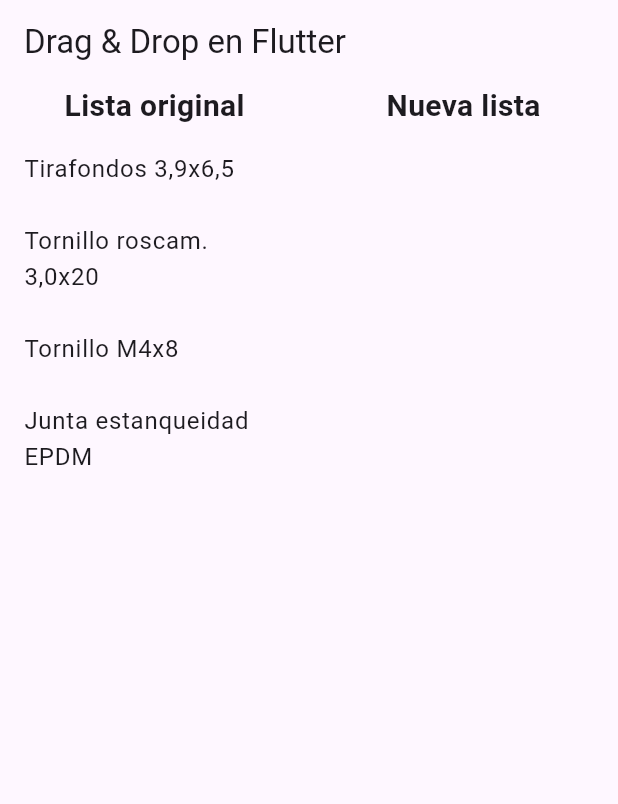
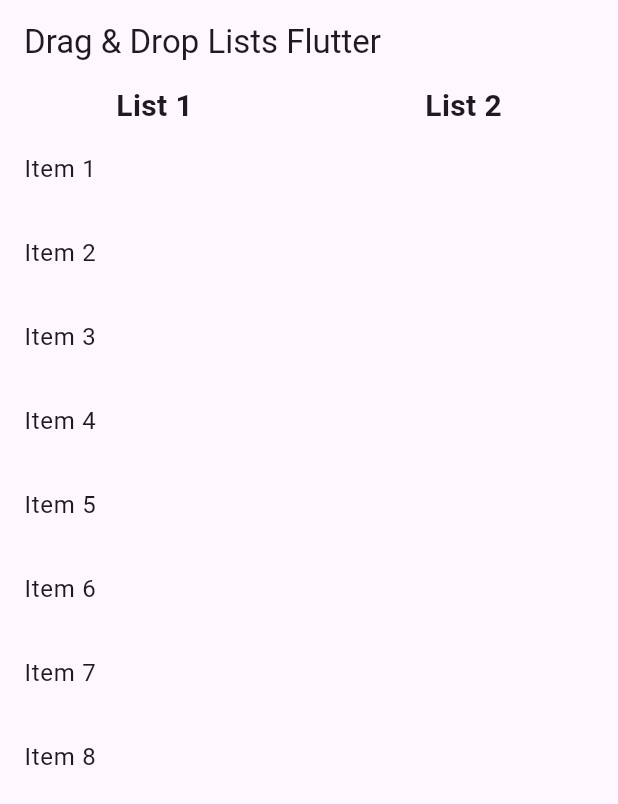
Before and after one commit to sergiofdezp/drag_drop_reorderable_lists, a Flutter app: the screen it shows after launch, on a phone screen of 412 x 824 dp. Shown: the top 804 px of the screen. Run offline on Flutter 3.47's test engine with Material 3 defaults, Android fonts, the phone set to English and light mode, and no system bars.

Commit message:
Corrections to duplication of elements in the lists, definition of colors and item pos destination indicator

```diff
--- a/lib/main.dart
+++ b/lib/main.dart
@@ -1,4 +1,6 @@
+// ignore_for_file: deprecated_member_use
 import 'package:flutter/material.dart';
+import 'dart:async';
 
 void main() {
   runApp(const MyApp());
@@ -11,51 +13,55 @@
   Widget build(BuildContext context) {
     return MaterialApp(
       debugShowCheckedModeBanner: false,
-      home: DragAndDropPage(),
+      home: _DragAndDropLists(),
     );
   }
 }
 
-class DragAndDropPage extends StatefulWidget {
-  @override
-  _DragAndDropPageState createState() => _DragAndDropPageState();
+class ColorPalette { // defining the main colors
+  static Color hoverList1Color = Colors.blue.withOpacity(0.2);
+  static Color hoverList2Color = Colors.green.withOpacity(0.2);
+
+  static Color dragItemList1Color = Colors.blue;
+  static Color dragItemList2Color = Colors.green;
+  static Color hoveredItemColor = Colors.grey.withOpacity(0.5);
+  static Color highlightedItemColor = Colors.yellow.withOpacity(0.5);
 }
 
-class _DragAndDropPageState extends State<DragAndDropPage> {
-  // Lista de elementos originales
-  final List<Map<String, dynamic>> items = [
-    {"nombre": "Tirafondos 3,9x6,5", "valor1": 10, "valor2": 20},
-    {"nombre": "Tornillo roscam. 3,0x20", "valor1": 15, "valor2": 30},
-    {"nombre": "Tornillo M4x8", "valor1": 20, "valor2": 25},
-    {"nombre": "Junta estanqueidad EPDM", "valor1": 25, "valor2": 35},
+class _DragAndDropLists extends StatefulWidget {
+  @override
+  _DragAndDropListsState createState() => _DragAndDropListsState();
+}
+
+class _DragAndDropListsState extends State<_DragAndDropLists> {
+  final List<Map<String, dynamic>> list1Items = [
+    {"name": "Item 1", "value1": 10, "value2": 20},
+    {"name": "Item 2", "value1": 15, "value2": 30},
+    {"name": "Item 3", "value1": 20, "value2": 25},
+    {"name": "Item 4", "value1": 25, "value2": 35},
+    {"name": "Item 5", "value1": 10, "value2": 20},
+    {"name": "Item 6", "value1": 15, "value2": 30},
+    {"name": "Item 7", "value1": 20, "value2": 25},
+    {"name": "Item 8", "value1": 25, "value2": 35},
   ];
 
-  // Lista para los elementos seleccionados
-  final List<Map<String, dynamic>> selectedItems = [];
+  final List<Map<String, dynamic>> list2Items = [];
 
-  // Calcular sumas de columnas numéricas
-  int get totalValor1 => selectedItems.fold(0, (sum, item) => sum + (item["valor1"] as int));
-  int get totalValor2 => selectedItems.fold(0, (sum, item) => sum + (item["valor2"] as int));
+  Map<String, dynamic>? list2HoveredItem; // item is hover when a drag is placed on it
+  Map<String, dynamic>? newList2Item; // last item recent add in a list
+  bool isHoveringList1 = false;
+  bool isHoveringList2 = false;
 
-  Map<String, dynamic>? hoveredItem;
-  Map<String, dynamic>? highlightedItem;
-
-  void _highlightItem(Map<String, dynamic> item) {
+  void _highlightLastNewItem(Map<String, dynamic> item) { // will highlight the new and last item added to the list
     setState(() {
-      highlightedItem = item;
+      newList2Item = item;
     });
-    Future.delayed(const Duration(seconds: 1), () {
+    Timer(const Duration(seconds: 3, milliseconds: 500), () { // highlight duration
       setState(() {
-        highlightedItem = null;
+        if (newList2Item == item) {
+          newList2Item = null;
+        }
       });
-    });
-  }
-
-  void _moveItemInList(int oldIndex, int newIndex, List<Map<String, dynamic>> list) {
-    setState(() {
-      if (newIndex > oldIndex) newIndex -= 1;
-      final item = list.removeAt(oldIndex);
-      list.insert(newIndex, item);
     });
   }
 
@@ -63,53 +69,70 @@
   Widget build(BuildContext context) {
     return Scaffold(
       appBar: AppBar(
-        title: const Text("Drag & Drop en Flutter"),
+        title: const Text("Drag & Drop Lists Flutter"),
       ),
       body: Column(
         children: [
           Expanded(
             child: Row(
               children: [
-                // Lista original
+                // List 1
                 Expanded(
                   flex: 1,
                   child: Column(
                     children: [
-                      const Text("Lista original", style: TextStyle(fontSize: 20, fontWeight: FontWeight.bold)),
+                      const Text("List 1", style: TextStyle(fontSize: 20, fontWeight: FontWeight.bold)),
                       Expanded(
                         child: DragTarget<Map<String, dynamic>>(
-                          onWillAccept: (data) => !items.contains(data),
+                          onWillAccept: (data) {
+                            if(!list1Items.contains(data)){
+                              setState(() {
+                                isHoveringList1 = true;
+                              });
+                            }
+
+                            return !list1Items.contains(data);
+                          },
                           onAccept: (data) {
                             setState(() {
-                              items.add(data);
-                              selectedItems.remove(data);
+                              list1Items.add(data);
+                              list2Items.remove(data);
+                              isHoveringList1 = false;
+                            });
+                          },
+                          onLeave: (data) {
+                            setState(() {
+                              isHoveringList1 = false;
                             });
                           },
                           builder: (context, candidateData, rejectedData) {
-                            return ListView.builder(
-                              itemCount: items.length,
+                            return Container(
+                              color: isHoveringList1 ? ColorPalette.hoverList1Color : Colors.transparent,
+                              child: ListView.builder(
+                                itemCount: list1Items.length,
                                 itemBuilder: (context, index) {
-                                final item = items[index];
+                                  final item = list1Items[index];
                                   return Draggable<Map<String, dynamic>>(
                                     data: item,
                                     feedback: Material(
                                       child: Container(
                                         padding: const EdgeInsets.all(8.0),
-                                      color: Colors.blue,
-                                      child: Text(item["nombre"], style: const TextStyle(color: Colors.white)),
+                                        color: ColorPalette.dragItemList1Color,
+                                        child: Text(item["name"], style: const TextStyle(color: Colors.white)),
                                       ),
                                     ),
                                     childWhenDragging: Opacity(
                                       opacity: 0.5,
                                       child: ListTile(
-                                      title: Text(item["nombre"]),
+                                        title: Text(item["name"]),
                                       ),
                                     ),
                                     child: ListTile(
-                                    title: Text(item["nombre"]),
+                                      title: Text(item["name"]),
                                     ),
                                   );
                                 },
+                              )
                             );
                           },
                         ),
@@ -117,49 +140,66 @@
                     ],
                   ),
                 ),
-                // Nueva lista con área de drop extendida
+                // List 2
                 Expanded(
                   flex: 1,
                   child: Column(
                     children: [
-                      const Text("Nueva lista", style: TextStyle(fontSize: 20, fontWeight: FontWeight.bold)),
+                      const Text("List 2", style: TextStyle(fontSize: 20, fontWeight: FontWeight.bold)),
                       Expanded(
                         child: DragTarget<Map<String, dynamic>>(
-                          onWillAccept: (data) => !selectedItems.contains(data),
+                          onWillAccept: (data) {
+                            if(!list2Items.contains(data)){
+                              setState(() {
+                                isHoveringList2 = true;
+                              });
+                            }
+
+                            return !list2Items.contains(data);
+                          },
                           onAccept: (data) {
                             setState(() {
-                              selectedItems.add(data);
-                              items.remove(data);
-                              _highlightItem(data);
+                              list2Items.add(data);
+                              list1Items.remove(data);
+                              _highlightLastNewItem(data);
+                              isHoveringList2 = false;
+                            });
+                          },
+                          onLeave: (data) {
+                            setState(() {
+                              isHoveringList2 = false;
                             });
                           },
                           builder: (context, candidateData, rejectedData) {
-                            return ReorderableListView.builder(
-                              onReorder: (oldIndex, newIndex) => _moveItemInList(oldIndex, newIndex, selectedItems),
+                            return Container(
+                              color: isHoveringList2 ? ColorPalette.hoverList2Color : Colors.transparent,
+                              child: ListView.builder(
                                 itemBuilder: (context, index) {
-                                final item = selectedItems[index];
-                                final isHighlighted = item == highlightedItem;
-                                final isHovered = item == hoveredItem;
+                                  final item = list2Items[index];
+                                  final isHighlighted = item == newList2Item;
+                                  final itemIsHovered = item == list2HoveredItem;
+                                  final isLastItem = index == list2Items.length - 1;
+
                                   return DragTarget<Map<String, dynamic>>(
                                     key: ValueKey(item), // Añadido: Key única
                                     onWillAccept: (data) {
                                       setState(() {
-                                      hoveredItem = item;
+                                        list2HoveredItem = item;
                                       });
                                       return true;
                                     },
                                     onLeave: (data) {
                                       setState(() {
-                                      hoveredItem = null;
+                                        list2HoveredItem = null;
                                       });
                                     },
                                     onAccept: (data) {
                                       setState(() {
-                                      selectedItems.remove(data);
-                                      selectedItems.insert(index, data);
-                                      items.remove(data);
-                                      hoveredItem = null;
-                                      _highlightItem(data);
+                                        list2Items.remove(data);
+                                        list2Items.insert(index, data);
+                                        list1Items.remove(data);
+                                        list2HoveredItem = null;
+                                        _highlightLastNewItem(data);
                                       });
                                     },
                                     builder: (context, candidateData, rejectedData) {
@@ -168,27 +208,36 @@
                                         feedback: Material(
                                           child: Container(
                                             padding: const EdgeInsets.all(8.0),
-                                          color: Colors.green,
-                                          child: Text(item["nombre"], style: const TextStyle(color: Colors.white)),
+                                            color: ColorPalette.dragItemList2Color,
+                                            child: Text(item["name"], style: const TextStyle(color: Colors.white)),
                                           ),
                                         ),
                                         childWhenDragging: Opacity(
                                           opacity: 0.5,
                                           child: ListTile(
-                                          title: Text(item["nombre"]),
+                                            title: Text(item["name"]),
                                           ),
                                         ),
                                         child: Container(
-                                        color: isHighlighted ? Colors.yellow.withOpacity(0.5) : isHovered ? Colors.grey.withOpacity(0.5) : Colors.transparent,
+                                          decoration: BoxDecoration(
+                                            color: itemIsHovered ? ColorPalette.hoveredItemColor
+                                              : isHighlighted ? ColorPalette.highlightedItemColor : Colors.transparent,
+                                            border: isLastItem && itemIsHovered || isLastItem && isHoveringList2
+                                                ? const Border(bottom: BorderSide(color: Colors.black, width: 2))
+                                                : itemIsHovered
+                                                    ? const Border(top: BorderSide(color: Colors.black, width: 2))
+                                                    : const Border(top: BorderSide(color: Colors.transparent, width: 0)),
+                                          ),
                                           child: ListTile(
-                                          title: Text(item["nombre"]),
+                                            title: Text(item["name"]),
                                           ),
                                         ),
                                       );
                                     },
                                   );
                                 },
-                              itemCount: selectedItems.length,
+                                itemCount: list2Items.length,
+                              )
                             );
                           },
                         ),
```
Lines whose indentation alone changed are shown as unchanged.
